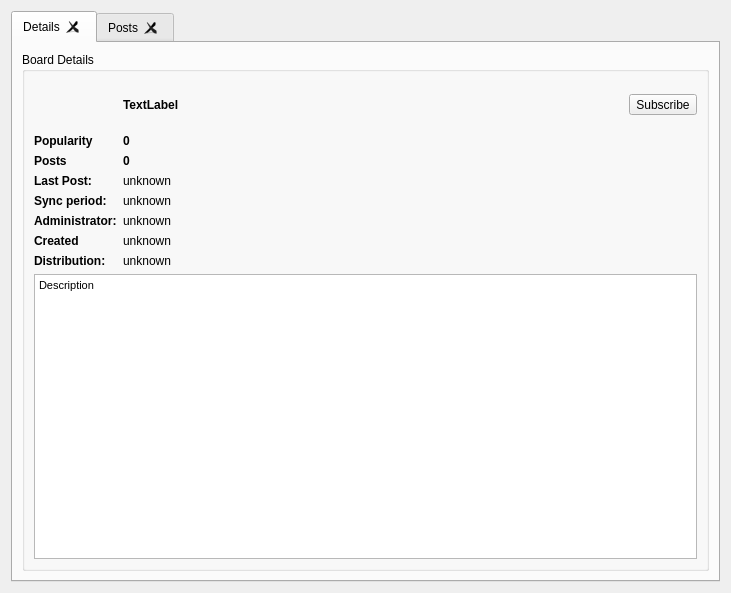
This is retroshare-gui/src/gui/Posted/PostedListWidgetWithModel.ui in RetroShare/RetroShare as Qt 5 draws it before an edit. The edited form follows.
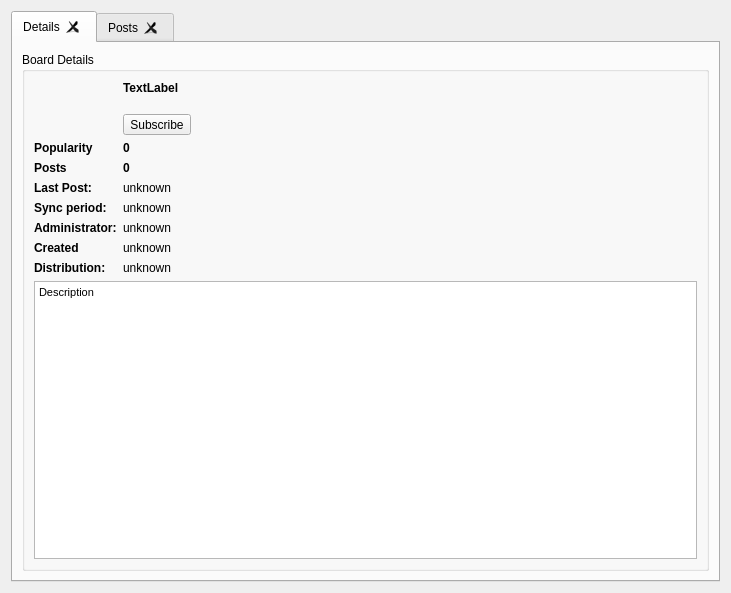
This is the edited form. Icons and pictures are not drawn. Custom widgets are drawn as their Qt base class.

Commit message: Moved the subscribe button under the board title

```diff
--- a/retroshare-gui/src/gui/Posted/PostedListWidgetWithModel.ui
+++ b/retroshare-gui/src/gui/Posted/PostedListWidgetWithModel.ui
@@ -70,17 +70,108 @@
           </item>
           <item row="1" column="0">
            <layout class="QGridLayout" name="gridLayout">
-            <item row="0" column="0">
-             <widget class="QLabel" name="logoLabel">
-              <property name="pixmap">
-               <pixmap resource="../icons.qrc">:/icons/png/postedlinks.png</pixmap>
+            <item row="4" column="0">
+             <widget class="QLabel" name="infoPostsLabel">
+              <property name="sizePolicy">
+               <sizepolicy hsizetype="Maximum" vsizetype="Preferred">
+                <horstretch>0</horstretch>
+                <verstretch>0</verstretch>
+               </sizepolicy>
               </property>
-              <property name="scaledContents">
+              <property name="font">
+               <font>
+                <weight>75</weight>
+                <bold>true</bold>
+               </font>
+              </property>
+              <property name="text">
+               <string>Posts</string>
+              </property>
+             </widget>
+            </item>
+            <item row="7" column="1" colspan="2">
+             <widget class="GxsIdLabel" name="infoAdministrator">
+              <property name="text">
+               <string>unknown</string>
+              </property>
+              <property name="openExternalLinks">
                <bool>true</bool>
               </property>
              </widget>
             </item>
-            <item row="1" column="0">
+            <item row="6" column="1" colspan="2">
+             <widget class="QLabel" name="syncPeriodLabel">
+              <property name="text">
+               <string>unknown</string>
+              </property>
+             </widget>
+            </item>
+            <item row="5" column="1" colspan="3">
+             <widget class="QLabel" name="infoLastPost">
+              <property name="text">
+               <string notr="true">unknown</string>
+              </property>
+             </widget>
+            </item>
+            <item row="5" column="0">
+             <widget class="QLabel" name="infoLastPostLabel">
+              <property name="sizePolicy">
+               <sizepolicy hsizetype="Maximum" vsizetype="Preferred">
+                <horstretch>0</horstretch>
+                <verstretch>0</verstretch>
+               </sizepolicy>
+              </property>
+              <property name="font">
+               <font>
+                <weight>75</weight>
+                <bold>true</bold>
+               </font>
+              </property>
+              <property name="text">
+               <string>Last Post:</string>
+              </property>
+             </widget>
+            </item>
+            <item row="4" column="1" colspan="2">
+             <widget class="QLabel" name="infoPosts">
+              <property name="font">
+               <font>
+                <weight>75</weight>
+                <bold>true</bold>
+               </font>
+              </property>
+              <property name="text">
+               <string notr="true">0</string>
+              </property>
+             </widget>
+            </item>
+            <item row="6" column="0">
+             <widget class="QLabel" name="syncPeriodTitleLabel">
+              <property name="font">
+               <font>
+                <weight>75</weight>
+                <bold>true</bold>
+               </font>
+              </property>
+              <property name="text">
+               <string>Sync period:</string>
+              </property>
+             </widget>
+            </item>
+            <item row="9" column="0">
+             <widget class="QLabel" name="label_3">
+              <property name="font">
+               <font>
+                <weight>75</weight>
+                <bold>true</bold>
+               </font>
+              </property>
+              <property name="text">
+               <string>Distribution:</string>
+              </property>
+             </widget>
+            </item>
+            <item row="3" column="0">
              <widget class="QLabel" name="label_4">
               <property name="font">
                <font>
@@ -93,14 +184,60 @@
               </property>
              </widget>
             </item>
-            <item row="4" column="1" colspan="2">
-             <widget class="QLabel" name="syncPeriodLabel">
+            <item row="8" column="1" colspan="2">
+             <widget class="QLabel" name="createdinfolabel">
               <property name="text">
                <string>unknown</string>
               </property>
              </widget>
             </item>
-            <item row="0" column="3">
+            <item row="3" column="1" colspan="2">
+             <widget class="QLabel" name="poplabel">
+              <property name="font">
+               <font>
+                <weight>75</weight>
+                <bold>true</bold>
+               </font>
+              </property>
+              <property name="text">
+               <string>0</string>
+              </property>
+             </widget>
+            </item>
+            <item row="7" column="0">
+             <widget class="QLabel" name="label">
+              <property name="font">
+               <font>
+                <weight>75</weight>
+                <bold>true</bold>
+               </font>
+              </property>
+              <property name="text">
+               <string>Administrator:</string>
+              </property>
+             </widget>
+            </item>
+            <item row="8" column="0">
+             <widget class="QLabel" name="createdlabel">
+              <property name="font">
+               <font>
+                <weight>75</weight>
+                <bold>true</bold>
+               </font>
+              </property>
+              <property name="text">
+               <string>Created</string>
+              </property>
+             </widget>
+            </item>
+            <item row="9" column="1" colspan="3">
+             <widget class="QLabel" name="infoDistribution">
+              <property name="text">
+               <string>unknown</string>
+              </property>
+             </widget>
+            </item>
+            <item row="1" column="1">
              <layout class="QVBoxLayout" name="verticalLayout">
               <property name="sizeConstraint">
                <enum>QLayout::SetMinimumSize</enum>
@@ -114,7 +251,7 @@
                  <enum>Qt::Vertical</enum>
                 </property>
                 <property name="sizeType">
-                 <enum>QSizePolicy::Minimum</enum>
+                 <enum>QSizePolicy::Preferred</enum>
                 </property>
                 <property name="sizeHint" stdset="0">
                  <size>
@@ -127,7 +264,7 @@
               <item>
                <widget class="SubscribeToolButton" name="subscribeToolButton">
                 <property name="sizePolicy">
-                 <sizepolicy hsizetype="Fixed" vsizetype="Preferred">
+                 <sizepolicy hsizetype="Preferred" vsizetype="Preferred">
                   <horstretch>0</horstretch>
                   <verstretch>0</verstretch>
                  </sizepolicy>
@@ -150,146 +287,19 @@
                 </property>
                </widget>
               </item>
-              <item>
-               <spacer name="verticalSpacer_2">
-                <property name="orientation">
-                 <enum>Qt::Vertical</enum>
-                </property>
-                <property name="sizeType">
-                 <enum>QSizePolicy::Minimum</enum>
-                </property>
-                <property name="sizeHint" stdset="0">
-                 <size>
-                  <width>20</width>
-                  <height>13</height>
-                 </size>
-                </property>
-               </spacer>
-              </item>
              </layout>
             </item>
-            <item row="5" column="0">
-             <widget class="QLabel" name="label">
-              <property name="font">
-               <font>
-                <weight>75</weight>
-                <bold>true</bold>
-               </font>
+            <item row="0" column="0" rowspan="2">
+             <widget class="QLabel" name="logoLabel">
+              <property name="pixmap">
+               <pixmap resource="../icons.qrc">:/icons/png/postedlinks.png</pixmap>
               </property>
-              <property name="text">
-               <string>Administrator:</string>
-              </property>
-             </widget>
-            </item>
-            <item row="4" column="0">
-             <widget class="QLabel" name="syncPeriodTitleLabel">
-              <property name="font">
-               <font>
-                <weight>75</weight>
-                <bold>true</bold>
-               </font>
-              </property>
-              <property name="text">
-               <string>Sync period:</string>
-              </property>
-             </widget>
-            </item>
-            <item row="3" column="1" colspan="3">
-             <widget class="QLabel" name="infoLastPost">
-              <property name="text">
-               <string notr="true">unknown</string>
-              </property>
-             </widget>
-            </item>
-            <item row="7" column="0">
-             <widget class="QLabel" name="label_3">
-              <property name="font">
-               <font>
-                <weight>75</weight>
-                <bold>true</bold>
-               </font>
-              </property>
-              <property name="text">
-               <string>Distribution:</string>
-              </property>
-             </widget>
-            </item>
-            <item row="6" column="1" colspan="2">
-             <widget class="QLabel" name="createdinfolabel">
-              <property name="text">
-               <string>unknown</string>
-              </property>
-             </widget>
-            </item>
-            <item row="2" column="0">
-             <widget class="QLabel" name="infoPostsLabel">
-              <property name="sizePolicy">
-               <sizepolicy hsizetype="Maximum" vsizetype="Preferred">
-                <horstretch>0</horstretch>
-                <verstretch>0</verstretch>
-               </sizepolicy>
-              </property>
-              <property name="font">
-               <font>
-                <weight>75</weight>
-                <bold>true</bold>
-               </font>
-              </property>
-              <property name="text">
-               <string>Posts</string>
-              </property>
-             </widget>
-            </item>
-            <item row="6" column="0">
-             <widget class="QLabel" name="createdlabel">
-              <property name="font">
-               <font>
-                <weight>75</weight>
-                <bold>true</bold>
-               </font>
-              </property>
-              <property name="text">
-               <string>Created</string>
-              </property>
-             </widget>
-            </item>
-            <item row="3" column="0">
-             <widget class="QLabel" name="infoLastPostLabel">
-              <property name="sizePolicy">
-               <sizepolicy hsizetype="Maximum" vsizetype="Preferred">
-                <horstretch>0</horstretch>
-                <verstretch>0</verstretch>
-               </sizepolicy>
-              </property>
-              <property name="font">
-               <font>
-                <weight>75</weight>
-                <bold>true</bold>
-               </font>
-              </property>
-              <property name="text">
-               <string>Last Post:</string>
-              </property>
-             </widget>
-            </item>
-            <item row="7" column="1" colspan="3">
-             <widget class="QLabel" name="infoDistribution">
-              <property name="text">
-               <string>unknown</string>
-              </property>
-             </widget>
-            </item>
-            <item row="5" column="1" colspan="2">
-             <widget class="GxsIdLabel" name="infoAdministrator">
-              <property name="text">
-               <string>unknown</string>
-              </property>
-              <property name="openExternalLinks">
+              <property name="scaledContents">
                <bool>true</bool>
               </property>
              </widget>
             </item>
-            <item row="0" column="1" colspan="2">
+            <item row="0" column="1" colspan="3">
              <widget class="StyledElidedLabel" name="namelabel">
               <property name="sizePolicy">
                <sizepolicy hsizetype="Preferred" vsizetype="Preferred">
@@ -308,31 +318,18 @@
               </property>
              </widget>
             </item>
-            <item row="1" column="1" colspan="2">
-             <widget class="QLabel" name="poplabel">
-              <property name="font">
-               <font>
-                <weight>75</weight>
-                <bold>true</bold>
-               </font>
+            <item row="1" column="2">
+             <spacer name="horizontalSpacer">
+              <property name="orientation">
+               <enum>Qt::Horizontal</enum>
               </property>
-              <property name="text">
-               <string>0</string>
+              <property name="sizeHint" stdset="0">
+               <size>
+                <width>40</width>
+                <height>20</height>
+               </size>
               </property>
-             </widget>
-            </item>
-            <item row="2" column="1" colspan="2">
-             <widget class="QLabel" name="infoPosts">
-              <property name="font">
-               <font>
-                <weight>75</weight>
-                <bold>true</bold>
-               </font>
-              </property>
-              <property name="text">
-               <string notr="true">0</string>
-              </property>
-             </widget>
+             </spacer>
             </item>
            </layout>
           </item>
@@ -577,40 +574,40 @@
   <customwidget>
    <class>LineEditClear</class>
    <extends>QLineEdit</extends>
-   <header location="global">gui/common/LineEditClear.h</header>
-  </customwidget>
-  <customwidget>
-   <class>RSTabWidget</class>
-   <extends>QTabWidget</extends>
-   <header>gui/common/RSTabWidget.h</header>
-   <container>1</container>
-  </customwidget>
-  <customwidget>
-   <class>RSTreeView</class>
-   <extends>QTreeView</extends>
-   <header>gui/common/RSTreeView.h</header>
-   <container>1</container>
-  </customwidget>
-  <customwidget>
-   <class>GxsIdLabel</class>
-   <extends>QLabel</extends>
-   <header>gui/gxs/GxsIdLabel.h</header>
+   <header>gui/common/LineEditClear.h</header>
   </customwidget>
   <customwidget>
    <class>SubscribeToolButton</class>
    <extends>QToolButton</extends>
    <header>gui/common/SubscribeToolButton.h</header>
   </customwidget>
+  <customwidget>
+   <class>GxsIdLabel</class>
+   <extends>QLabel</extends>
+   <header>gui/gxs/GxsIdLabel.h</header>
+  </customwidget>
+  <customwidget>
+   <class>RSTreeView</class>
+   <extends>QTreeView</extends>
+   <header>gui/common/RSTreeView.h</header>
+   <container>1</container>
+  </customwidget>
+  <customwidget>
+   <class>StyledElidedLabel</class>
+   <extends>QLabel</extends>
+   <header>gui/common/StyledElidedLabel.h</header>
+  </customwidget>
+  <customwidget>
+   <class>RSTabWidget</class>
+   <extends>QTabWidget</extends>
+   <header>gui/common/RSTabWidget.h</header>
+   <container>1</container>
+  </customwidget>
   <customwidget>
    <class>GxsIdChooser</class>
    <extends>QComboBox</extends>
    <header>gui/gxs/GxsIdChooser.h</header>
   </customwidget>
-  <customwidget>
-   <class>StyledElidedLabel</class>
-   <extends>QLabel</extends>
-   <header>gui/common/StyledElidedLabel.h</header>
-  </customwidget>
  </customwidgets>
  <resources>
   <include location="../icons.qrc"/>
```
